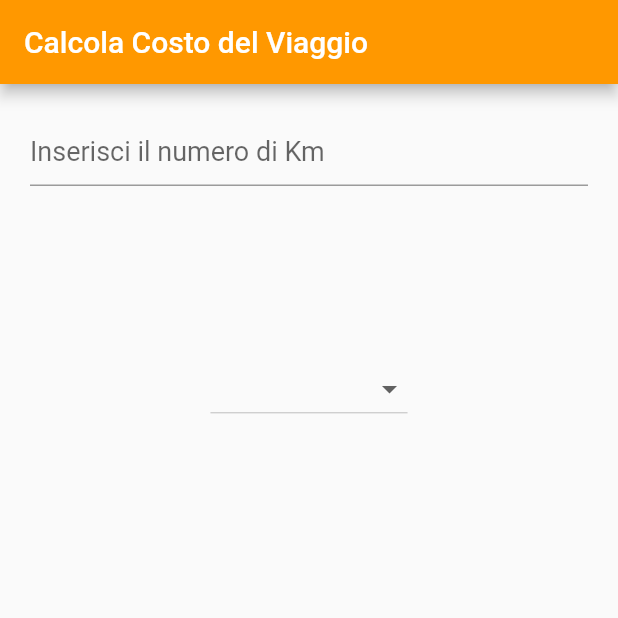
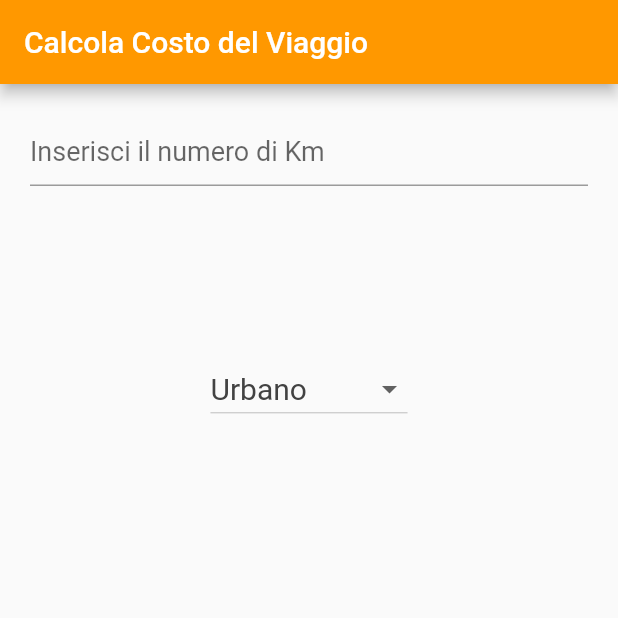
Before and after one commit to simoales/crea_app_con_flutter, a Flutter app: the screen it shows after launch, on a phone screen of 412 x 824 dp, the top half of it. Run offline on Flutter 3.47's test engine with Material 2 defaults, Android fonts, the phone set to English and light mode, and no system bars; our stand-ins replace sembast.

Commit message:
Update main.dart

```diff
--- a/2_calcola_costi_viaggio/lib/main.dart
+++ b/2_calcola_costi_viaggio/lib/main.dart
@@ -25,7 +25,7 @@ class CalcolaCostiScreen extends StatefulWidget {
 }
 
 class _CalcolaCostiScreenState extends State<CalcolaCostiScreen> {
-  String tipoPercorso = '';
+  String tipoPercorso = 'Urbano';
   String messaggio = '';
   final TextEditingController chilometriController = TextEditingController();
   final List<String> tipiPercorso = ['Urbano', 'Extraurbano', 'Misto'];
```
